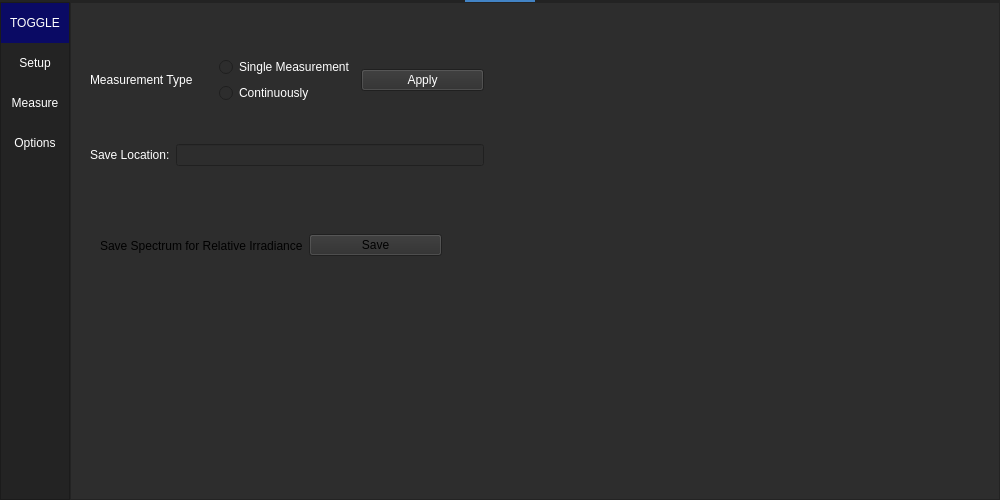
The window that ui_main.ui (McNut55555/field_kit) describes before a commit, drawn with Qt 5.
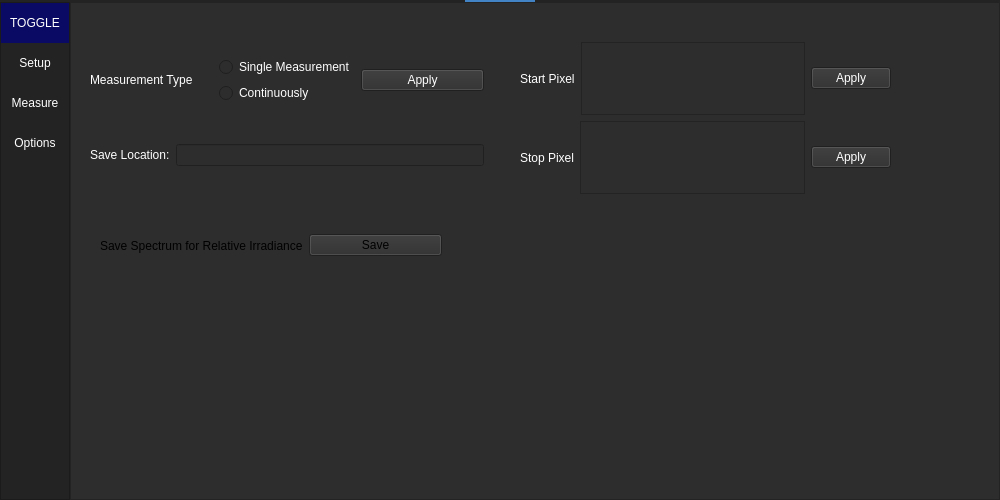
The same window after the commit. Custom widgets are drawn as their Qt base class.

```diff
--- a/ui_main.ui
+++ b/ui_main.ui
@@ -826,7 +826,7 @@
                </item>
               </layout>
              </widget>
-             <widget class="QWidget" name="">
+             <widget class="QWidget" name="layoutWidget">
               <property name="geometry">
                <rect>
                 <x>20</x>
@@ -852,6 +852,80 @@
                </item>
               </layout>
              </widget>
+             <widget class="QWidget" name="">
+              <property name="geometry">
+               <rect>
+                <x>440</x>
+                <y>30</y>
+                <width>371</width>
+                <height>152</height>
+               </rect>
+              </property>
+              <layout class="QVBoxLayout" name="verticalLayout_16">
+               <item>
+                <layout class="QHBoxLayout" name="horizontalLayout_9">
+                 <item>
+                  <widget class="QLabel" name="label_4">
+                   <property name="styleSheet">
+                    <string notr="true">color: #FFF;</string>
+                   </property>
+                   <property name="text">
+                    <string>Start Pixel</string>
+                   </property>
+                  </widget>
+                 </item>
+                 <item>
+                  <widget class="QTextEdit" name="textEdit">
+                   <property name="styleSheet">
+                    <string notr="true">color: #FFF;</string>
+                   </property>
+                  </widget>
+                 </item>
+                 <item>
+                  <widget class="QPushButton" name="pushButton">
+                   <property name="styleSheet">
+                    <string notr="true">color: #FFF;</string>
+                   </property>
+                   <property name="text">
+                    <string>Apply</string>
+                   </property>
+                  </widget>
+                 </item>
+                </layout>
+               </item>
+               <item>
+                <layout class="QHBoxLayout" name="horizontalLayout_10">
+                 <item>
+                  <widget class="QLabel" name="label_5">
+                   <property name="styleSheet">
+                    <string notr="true">color: #FFF;</string>
+                   </property>
+                   <property name="text">
+                    <string>Stop Pixel</string>
+                   </property>
+                  </widget>
+                 </item>
+                 <item>
+                  <widget class="QTextEdit" name="textEdit_2">
+                   <property name="styleSheet">
+                    <string notr="true">color: #FFF;</string>
+                   </property>
+                  </widget>
+                 </item>
+                 <item>
+                  <widget class="QPushButton" name="pushButton_3">
+                   <property name="styleSheet">
+                    <string notr="true">color: #FFF;</string>
+                   </property>
+                   <property name="text">
+                    <string>Apply</string>
+                   </property>
+                  </widget>
+                 </item>
+                </layout>
+               </item>
+              </layout>
+             </widget>
             </widget>
            </widget>
           </item>
```
